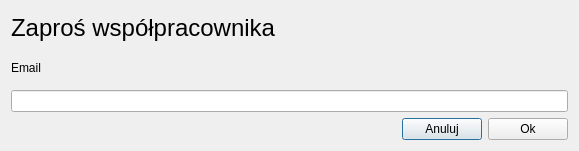
First picture: the form in usemaps_lite/ui/invite_user.ui, repository gis-support/usemaps-lite-plugin, before the edit.
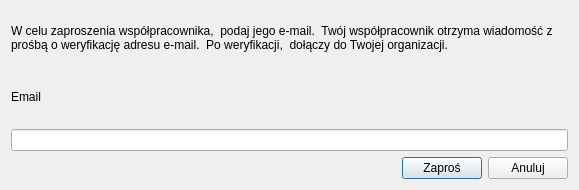
Second picture: the form after the edit.

```diff
--- a/usemaps_lite/ui/invite_user.ui
+++ b/usemaps_lite/ui/invite_user.ui
@@ -7,19 +7,19 @@
     <x>0</x>
     <y>0</y>
     <width>579</width>
-    <height>151</height>
+    <height>190</height>
    </rect>
   </property>
   <property name="minimumSize">
    <size>
     <width>579</width>
-    <height>151</height>
+    <height>190</height>
    </size>
   </property>
   <property name="maximumSize">
    <size>
     <width>579</width>
-    <height>151</height>
+    <height>180</height>
    </size>
   </property>
   <property name="windowTitle">
@@ -29,7 +29,10 @@
    <item>
     <widget class="QLabel" name="label">
      <property name="text">
-      <string>&lt;html&gt;&lt;head/&gt;&lt;body&gt;&lt;p&gt;&lt;span style=&quot; font-size:18pt;&quot;&gt;Zaproś współpracownika&lt;/span&gt;&lt;/p&gt;&lt;/body&gt;&lt;/html&gt;</string>
+      <string>W celu zaproszenia współpracownika,  podaj jego e-mail.  Twój współpracownik otrzyma wiadomość z prośbą o weryfikację adresu e-mail.  Po weryfikacji,  dołączy do Twojej organizacji.</string>
+     </property>
+     <property name="wordWrap">
+      <bool>true</bool>
      </property>
     </widget>
    </item>
@@ -68,17 +71,20 @@
        </property>
       </spacer>
      </item>
+     <item>
+      <widget class="QPushButton" name="invite_user_button">
+       <property name="text">
+        <string>Zaproś</string>
+       </property>
+      </widget>
+     </item>
      <item>
       <widget class="QPushButton" name="cancel_button">
        <property name="text">
         <string>Anuluj</string>
        </property>
-      </widget>
-     </item>
-     <item>
-      <widget class="QPushButton" name="invite_user_button">
-       <property name="text">
-        <string>Ok</string>
+       <property name="autoDefault">
+        <bool>false</bool>
        </property>
       </widget>
      </item>
```
Left out of the diff: 4 changed lines with no effect on the pictures.
